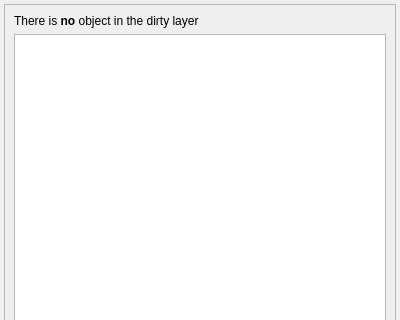
The window that DirtyDock.ui (openstreetmap/merkaartor) describes before a commit, drawn with Qt 5; both pictures show x 0 to 400 and y 0 to 320 of the 400 by 459 pixel window.
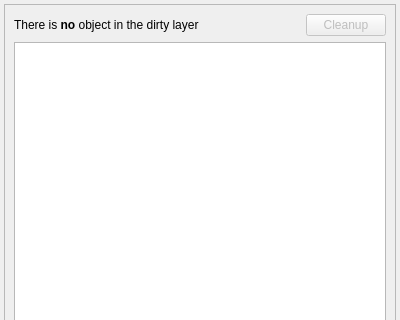
The same window after the commit.

```diff
--- a/DirtyDock.ui
+++ b/DirtyDock.ui
@@ -29,11 +29,31 @@
      </property>
      <layout class="QVBoxLayout" >
       <item>
+       <layout class="QHBoxLayout" name="horizontalLayout" >
+        <item>
        <widget class="QLabel" name="label" >
         <property name="text" >
          <string>There is &lt;b>no&lt;/b> object in the dirty layer</string>
         </property>
        </widget>
+        </item>
+        <item>
+         <widget class="QPushButton" name="pbCleanupHistory" >
+          <property name="enabled" >
+           <bool>false</bool>
+          </property>
+          <property name="sizePolicy" >
+           <sizepolicy vsizetype="Fixed" hsizetype="Fixed" >
+            <horstretch>0</horstretch>
+            <verstretch>0</verstretch>
+           </sizepolicy>
+          </property>
+          <property name="text" >
+           <string>Cleanup</string>
+          </property>
+         </widget>
+        </item>
+       </layout>
       </item>
       <item>
        <widget class="QListWidget" name="ChangesList" >
```
Lines whose indentation alone changed are shown as unchanged.
